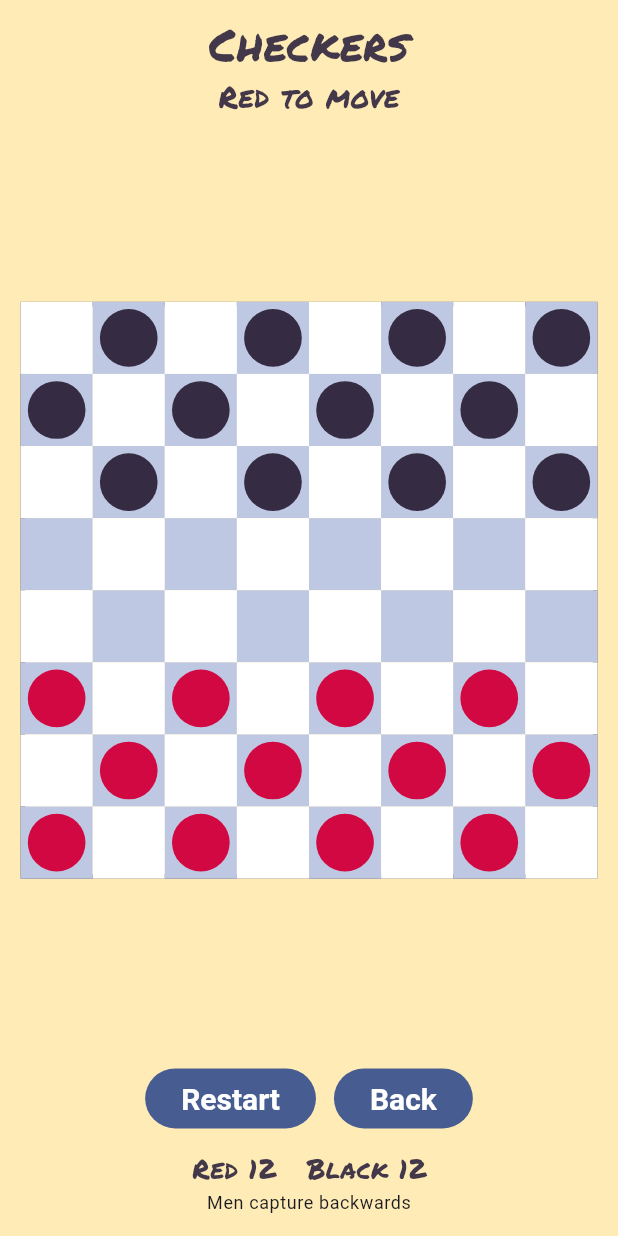
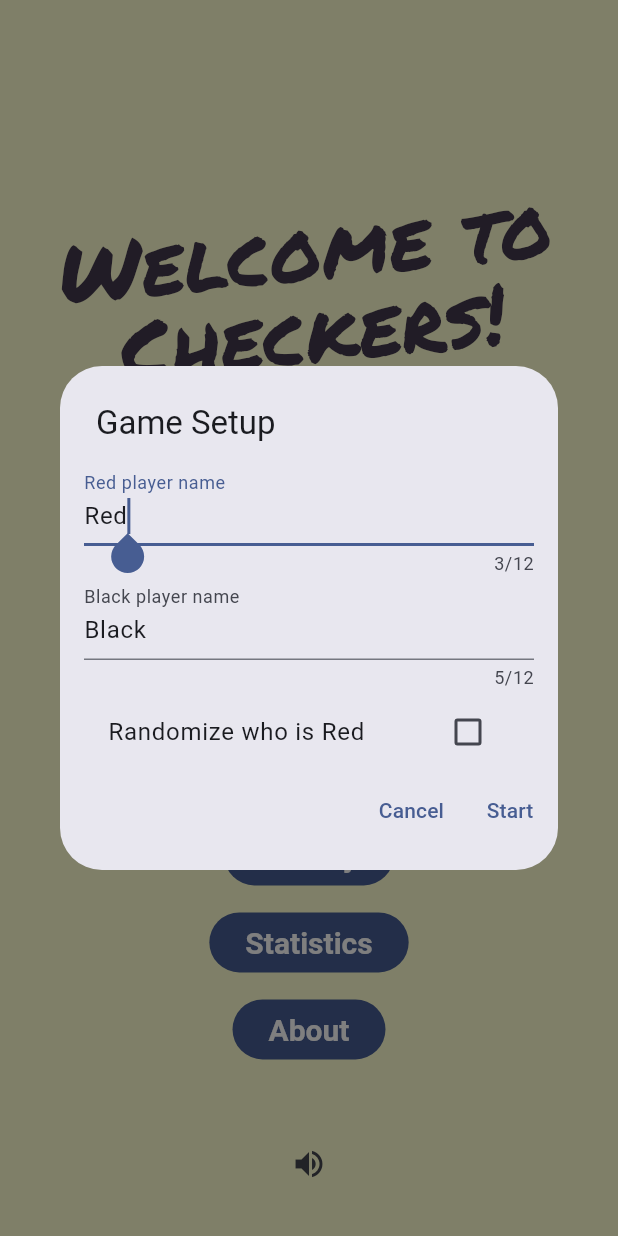
Before and after one commit to tedneward/Checkers, a Flutter app: the screen it shows after launch, after a tap on "New Game", on a phone screen of 412 x 824 dp. Run offline on Flutter 3.47's test engine with Material 3 defaults, Android fonts, the phone set to English and light mode, and no system bars; our stand-ins replace audioplayers, go_router, package_info_plus, shared_preferences, sqflite, sqflite_common_ffi and 1 more; accounts and stored records are empty; project files that could hold a hidden picture were left out.

Commit message:
Issue 2, obtaining player names before game

```diff
--- a/code/lib/history/game_history_controller.dart
+++ b/code/lib/history/game_history_controller.dart
@@ -65,11 +65,18 @@ class GameHistoryController {
   /// That earlier game stays in the history, unfinished at the last move it
   /// reached. Restarting is not the same as deleting, so nothing is removed
   /// here.
-  void beginGame({required String initialFen, required RuleVariant variant}) {
+  void beginGame({
+    required String initialFen,
+    required RuleVariant variant,
+    String? redPlayerName,
+    String? blackPlayerName,
+  }) {
     _recording = _Recording(
       startedAt: DateTime.now(),
       initialFen: initialFen,
       variant: variant,
+      redPlayerName: redPlayerName,
+      blackPlayerName: blackPlayerName,
     );
   }
 
@@ -194,6 +201,8 @@ class _Recording {
     required this.startedAt,
     required this.initialFen,
     required this.variant,
+    this.redPlayerName,
+    this.blackPlayerName,
   });
 
   /// When the game began, which is not when it was first written: a game opened
@@ -205,6 +214,10 @@ class _Recording {
 
   /// The way of playing it was under.
   final RuleVariant variant;
+
+  final String? redPlayerName;
+
+  final String? blackPlayerName;
 
   /// The store's identifier for the game, once a move has caused it to exist.
   ///
@@ -228,6 +241,8 @@ class _Recording {
       startedAt: startedAt,
       initialFen: initialFen,
       variant: variant,
+      redPlayerName: redPlayerName,
+      blackPlayerName: blackPlayerName,
     );
     id = created;
     return write(created);
--- a/code/lib/history/game_history_store.dart
+++ b/code/lib/history/game_history_store.dart
@@ -44,6 +44,8 @@ abstract class GameHistoryStore {
     required DateTime startedAt,
     required String initialFen,
     required RuleVariant variant,
+    String? redPlayerName,
+    String? blackPlayerName,
   });
 
   /// Adds [move] to the game with [gameId].
--- a/code/lib/history/game_record.dart
+++ b/code/lib/history/game_record.dart
@@ -20,6 +20,8 @@ class GameSummary {
     required this.outcome,
     required this.moveCount,
     this.termination,
+    this.redPlayerName,
+    this.blackPlayerName,
   });
 
   /// The database's identifier for this game.
@@ -52,6 +54,16 @@ class GameSummary {
   /// How many moves have been played so far, counting each side's turn as one.
   final int moveCount;
 
+  /// Name of the player using red pieces, or null if not recorded.
+  final String? redPlayerName;
+
+  /// Name of the player using black pieces, or null if not recorded.
+  final String? blackPlayerName;
+
+  String get redName => redPlayerName ?? 'Red';
+
+  String get blackName => blackPlayerName ?? 'Black';
+
   /// The side that won, or `null` for a draw or a game that never finished.
   Side? get winner => outcome.winner;
 
@@ -62,8 +74,8 @@ class GameSummary {
   /// finished game from an abandoned one.
   String get outcomeLabel => switch (outcome) {
     GameOutcome.inProgress => 'Unfinished',
-    GameOutcome.redWin => 'Red won',
-    GameOutcome.blackWin => 'Black won',
+    GameOutcome.redWin => '$redName won',
+    GameOutcome.blackWin => '$blackName won',
     GameOutcome.draw => 'Draw',
   };
 
@@ -86,6 +98,8 @@ class GameRecord extends GameSummary {
     required this.initialFen,
     required List<String> moves,
     super.termination,
+    super.redPlayerName,
+    super.blackPlayerName,
   }) : moves = List<String>.unmodifiable(moves);
 
   /// Every move played, in checkers notation, oldest first.
--- a/code/lib/history/persistence/sqlite_game_history_store.dart
+++ b/code/lib/history/persistence/sqlite_game_history_store.dart
@@ -190,6 +190,8 @@ class SqliteGameHistoryStore extends GameHistoryStore {
     required DateTime startedAt,
     required String initialFen,
     required RuleVariant variant,
+    String? redPlayerName,
+    String? blackPlayerName,
   }) async {
     final db = await _db;
     return db.insert('games', {
--- a/code/lib/main_menu/main_menu_screen.dart
+++ b/code/lib/main_menu/main_menu_screen.dart
@@ -8,6 +8,7 @@ import 'package:provider/provider.dart';
 
 import '../audio/audio_controller.dart';
 import '../audio/sounds.dart';
+import '../play_session/game_setup_dialog.dart';
 import '../settings/settings.dart';
 import '../style/my_button.dart';
 import '../style/palette.dart';
@@ -45,7 +46,16 @@ class MainMenuScreen extends StatelessWidget {
             MyButton(
               onPressed: () {
                 audioController.playSfx(SfxType.buttonTap);
-                GoRouter.of(context).go('/play');
+                showGameSetupDialog(context).then((result) {
+                  if (result is Map &&
+                      result['start'] == true &&
+                      context.mounted) {
+                    GoRouter.of(context).go(
+                      '/play',
+                      extra: {'randomizePlayers': result['randomize'] ?? false},
+                    );
+                  }
+                });
               },
               child: const Text('New Game'),
             ),
--- /dev/null
+++ b/code/lib/play_session/game_setup_dialog.dart
@@ -0,0 +1,113 @@
+import 'package:flutter/material.dart';
+import 'package:flutter/services.dart';
+import 'package:provider/provider.dart';
+
+import '../settings/settings.dart';
+
+Future<dynamic> showGameSetupDialog(BuildContext context) {
+  return showGeneralDialog<dynamic>(
+    context: context,
+    pageBuilder: (context, animation, secondaryAnimation) =>
+        GameSetupDialog(animation: animation),
+  );
+}
+
+class GameSetupDialog extends StatefulWidget {
+  final Animation<double> animation;
+
+  const GameSetupDialog({required this.animation, super.key});
+
+  @override
+  State<GameSetupDialog> createState() => _GameSetupDialogState();
+}
+
+class _GameSetupDialogState extends State<GameSetupDialog> {
+  final TextEditingController _redController = TextEditingController();
+  final TextEditingController _blackController = TextEditingController();
+  bool _randomizeColors = false;
+  bool _swapColors = false;
+
+  @override
+  void initState() {
+    super.initState();
+    final settings = context.read<SettingsController>();
+    _redController.text = settings.redPlayerName.value;
+    _blackController.text = settings.blackPlayerName.value;
+  }
+
+  @override
+  void dispose() {
+    _redController.dispose();
+    _blackController.dispose();
+    super.dispose();
+  }
+
+  @override
+  Widget build(BuildContext context) {
+    final settings = context.read<SettingsController>();
+    return ScaleTransition(
+      scale: CurvedAnimation(
+        parent: widget.animation,
+        curve: Curves.easeOutCubic,
+      ),
+      child: SimpleDialog(
+        title: const Text('Game Setup'),
+        children: [
+          Padding(
+            padding: const EdgeInsets.symmetric(horizontal: 16),
+            child: Column(
+              children: [
+                TextField(
+                  controller: _redController,
+                  decoration: const InputDecoration(
+                    labelText: 'Red player name',
+                  ),
+                  autofocus: true,
+                  maxLength: 12,
+                  maxLengthEnforcement: MaxLengthEnforcement.enforced,
+                  textCapitalization: TextCapitalization.words,
+                  onChanged: (value) => settings.setRedPlayerName(value),
+                ),
+                TextField(
+                  controller: _blackController,
+                  decoration: const InputDecoration(
+                    labelText: 'Black player name',
+                  ),
+                  maxLength: 12,
+                  maxLengthEnforcement: MaxLengthEnforcement.enforced,
+                  textCapitalization: TextCapitalization.words,
+                  onChanged: (value) => settings.setBlackPlayerName(value),
+                ),
+                CheckboxListTile(
+                  title: const Text('Randomize who is Red'),
+                  value: _randomizeColors,
+                  onChanged: (value) {
+                    setState(() => _randomizeColors = value ?? false);
+                  },
+                ),
+              ],
+            ),
+          ),
+          Row(
+            mainAxisAlignment: MainAxisAlignment.end,
+            children: [
+              TextButton(
+                onPressed: () => Navigator.pop(context, false),
+                child: const Text('Cancel'),
+              ),
+              TextButton(
+                onPressed: () {
+                  Navigator.pop(context, {
+                    'start': true,
+                    'randomize': _randomizeColors,
+                  });
+                },
+                child: const Text('Start'),
+              ),
+            ],
+          ),
+        ],
+      ),
+    );
+  }
+}
--- a/code/lib/play_session/play_session_screen.dart
+++ b/code/lib/play_session/play_session_screen.dart
@@ -19,6 +19,7 @@ import '../style/board_view.dart';
 import '../style/my_button.dart';
 import '../style/palette.dart';
 import '../style/responsive_screen.dart';
+import 'player_names.dart';
 
 /// How long the AI may spend thinking about a suggestion.
 const Duration _aiTimeLimit = Duration(seconds: 2);
@@ -42,6 +43,8 @@ class PlaySessionScreen extends StatefulWidget {
 
 class _PlaySessionScreenState extends State<PlaySessionScreen> {
   late Game _game;
+  late String _redName;
+  late String _blackName;
 
   /// Red's selected piece, or `null` when nothing is selected.
   Square? _selected;
@@ -89,12 +92,32 @@ class _PlaySessionScreenState extends State<PlaySessionScreen> {
     _thinkingSuggestion = false;
     _suggestionSearchId++;
 
+    final settings = context.read<SettingsController>();
+    final extra = GoRouterState.of(context).extra;
+    bool randomize = false;
+    String? redName;
+    String? blackName;
+    if (extra is Map) {
+      randomize = extra['randomizePlayers'] as bool? ?? false;
+      redName = extra['redPlayerName'] as String?;
+      blackName = extra['blackPlayerName'] as String?;
+    }
+    final names = getAssignedNames(
+      redName ?? settings.redPlayerName.value,
+      blackName ?? settings.blackPlayerName.value,
+      randomize,
+    );
+    _redName = names.red;
+    _blackName = names.black;
+
     // The history is told about a new game here, which forgets whatever game was
     // being recorded. That game stays in the history, unfinished at the last
     // move it reached; hitting Restart is not the same as deleting it.
     context.read<GameHistoryController>().beginGame(
       initialFen: _game.fen,
       variant: variant,
+      redPlayerName: _redName,
+      blackPlayerName: _blackName,
     );
   }
 
@@ -262,8 +285,8 @@ class _PlaySessionScreenState extends State<PlaySessionScreen> {
   String get _status {
     if (_game.isGameOver) {
       return switch (_game.outcome) {
-        GameOutcome.redWin => 'Red won!',
-        GameOutcome.blackWin => 'Black won',
+        GameOutcome.redWin => '$_redName won!',
+        GameOutcome.blackWin => '$_blackName won',
         GameOutcome.draw => 'A draw',
         GameOutcome.inProgress => '',
       };
@@ -271,7 +294,8 @@ class _PlaySessionScreenState extends State<PlaySessionScreen> {
     if (_thinkingSuggestion) {
       return 'Computing suggestion...';
     }
-    return '${_game.sideToMove.label} to move';
+    final name = _game.sideToMove.isRed ? _redName : _blackName;
+    return '$name to move';
   }
 
   @override
--- /dev/null
+++ b/code/lib/play_session/player_names.dart
@@ -0,0 +1,23 @@
+import 'dart:math';
+
+class PlayerNames {
+  final String red;
+  final String black;
+
+  const PlayerNames({required this.red, required this.black});
+}
+
+PlayerNames getAssignedNames(
+  String redDefault,
+  String blackDefault,
+  bool randomize,
+) {
+  if (!randomize) {
+    return PlayerNames(red: redDefault, black: blackDefault);
+  }
+  final random = Random();
+  if (random.nextBool()) {
+    return PlayerNames(red: blackDefault, black: redDefault);
+  }
+  return PlayerNames(red: redDefault, black: blackDefault);
+}
--- a/code/lib/settings/persistence/local_storage_settings_persistence.dart
+++ b/code/lib/settings/persistence/local_storage_settings_persistence.dart
@@ -29,6 +29,18 @@ class LocalStorageSettingsPersistence extends SettingsPersistence {
   Future<String> getPlayerName() async {
     final prefs = await instanceFuture;
     return prefs.getString('playerName') ?? 'Player';
+  }
+
+  @override
+  Future<String> getRedPlayerName() async {
+    final prefs = await instanceFuture;
+    return prefs.getString('redPlayerName') ?? 'Red';
+  }
+
+  @override
+  Future<String> getBlackPlayerName() async {
+    final prefs = await instanceFuture;
+    return prefs.getString('blackPlayerName') ?? 'Black';
   }
 
   @override
@@ -71,6 +83,18 @@ class LocalStorageSettingsPersistence extends SettingsPersistence {
   }
 
   @override
+  Future<void> saveRedPlayerName(String value) async {
+    final prefs = await instanceFuture;
+    await prefs.setString('redPlayerName', value);
+  }
+
+  @override
+  Future<void> saveBlackPlayerName(String value) async {
+    final prefs = await instanceFuture;
+    await prefs.setString('blackPlayerName', value);
+  }
+
+  @override
   Future<void> saveRuleVariant(RuleVariant value) async {
     final prefs = await instanceFuture;
     // Stored by name rather than by index, so that adding a variant later does
--- a/code/lib/settings/settings.dart
+++ b/code/lib/settings/settings.dart
@@ -29,6 +29,12 @@ class SettingsController {
 
   /// The player's name. Kept for player-facing screens that greet the player.
   ValueNotifier<String> playerName = ValueNotifier('Player');
+
+  /// Name of the player using the red pieces.
+  ValueNotifier<String> redPlayerName = ValueNotifier('Red');
+
+  /// Name of the player using the black pieces.
+  ValueNotifier<String> blackPlayerName = ValueNotifier('Black');
 
   /// Whether or not the sound effects (sfx) are on.
   ValueNotifier<bool> soundsOn = ValueNotifier(true);
@@ -64,6 +70,16 @@ class SettingsController {
   void setPlayerName(String name) {
     playerName.value = name;
     _store.savePlayerName(playerName.value);
+  }
+
+  void setRedPlayerName(String name) {
+    redPlayerName.value = name;
+    _store.saveRedPlayerName(name);
+  }
+
+  void setBlackPlayerName(String name) {
+    blackPlayerName.value = name;
+    _store.saveBlackPlayerName(name);
   }
 
   void toggleAudioOn() {
@@ -111,6 +127,10 @@ class SettingsController {
           .getMusicOn(defaultValue: true)
           .then((value) => musicOn.value = value),
       _store.getPlayerName().then((value) => playerName.value = value),
+      _store.getRedPlayerName().then((value) => redPlayerName.value = value),
+      _store.getBlackPlayerName().then(
+        (value) => blackPlayerName.value = value,
+      ),
       _store.getRuleVariant().then((value) => ruleVariant.value = value),
       _store
           .getAiSuggestionsEnabled(defaultValue: false)
--- a/code/lib/settings/settings_screen.dart
+++ b/code/lib/settings/settings_screen.dart
@@ -7,11 +7,9 @@ import 'package:go_router/go_router.dart';
 import 'package:provider/provider.dart';
 
 import '../engine/checkers.dart';
-import '../player_progress/player_progress.dart';
 import '../style/my_button.dart';
 import '../style/palette.dart';
 import '../style/responsive_screen.dart';
-import 'custom_name_dialog.dart';
 import 'rule_variant_dialog.dart';
 import 'settings.dart';
 
```
Also changed, not shown: code/lib/history/persistence/in_memory_game_history_store.dart (+12 -0 lines), code/lib/settings/persistence/settings_persistence.dart (+8 -0 lines), IconBase.png (added), 4 other files.
